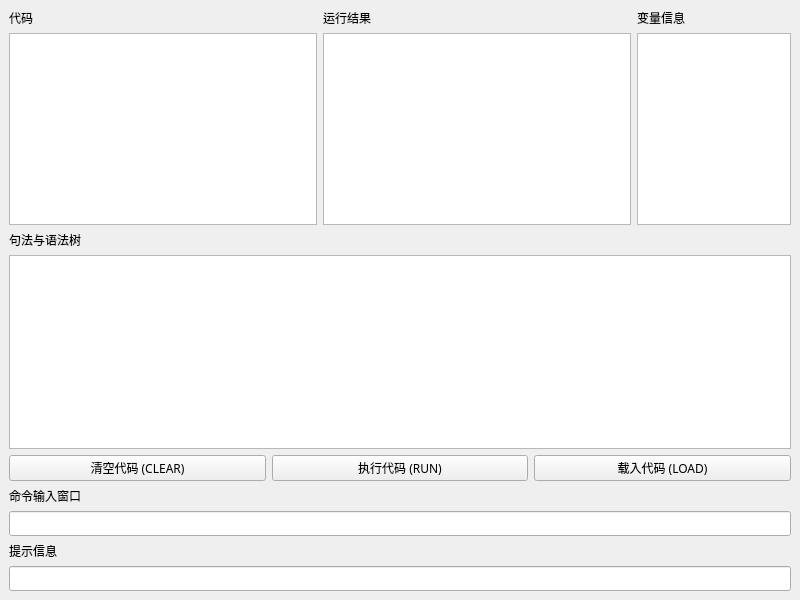
First picture: the form in SE2322_HighLevelDataStructure/20210327_minimalBasic/MainWindow.ui, repository echo-xiao9/SJTU-SE-Sophomore, before the edit.
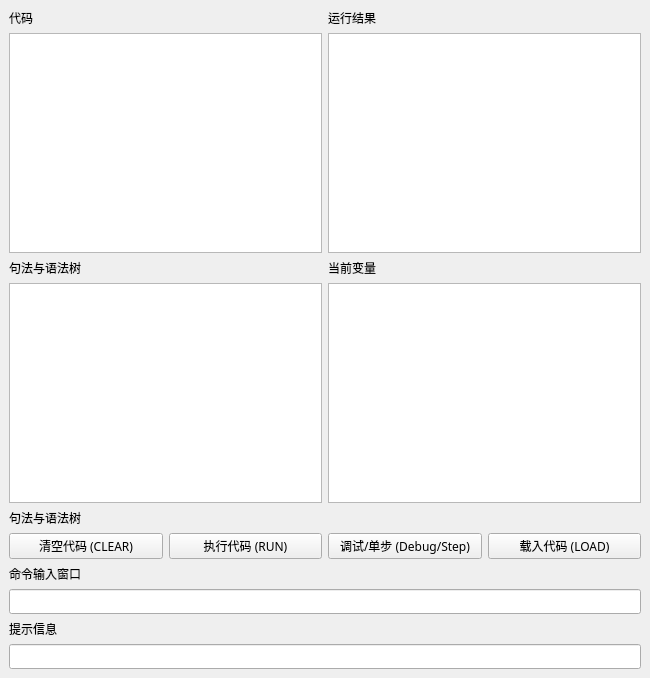
Second picture: the form after the edit.

The edit to the form file:
```diff
--- a/SE2322_HighLevelDataStructure/20210327_minimalBasic/MainWindow.ui
+++ b/SE2322_HighLevelDataStructure/20210327_minimalBasic/MainWindow.ui
@@ -6,8 +6,8 @@
    <rect>
     <x>0</x>
     <y>0</y>
-    <width>800</width>
-    <height>600</height>
+    <width>650</width>
+    <height>678</height>
    </rect>
   </property>
   <property name="font">
@@ -25,11 +25,11 @@
 	background:#333
 }</string>
    </property>
-   <layout class="QVBoxLayout" name="verticalLayout_5">
+   <layout class="QVBoxLayout" name="verticalLayout_4">
     <item>
      <layout class="QVBoxLayout" name="verticalLayout">
       <item>
-       <layout class="QHBoxLayout" name="horizontalLayout_3" stretch="2,2,1">
+       <layout class="QHBoxLayout" name="horizontalLayout_3" stretch="2,2">
         <item>
          <layout class="QVBoxLayout" name="verticalLayout_2">
           <item>
@@ -64,12 +64,36 @@
           </item>
          </layout>
         </item>
+       </layout>
+      </item>
+      <item>
+       <layout class="QHBoxLayout" name="horizontalLayout_11" stretch="0,0">
         <item>
-         <layout class="QVBoxLayout" name="verticalLayout_4" stretch="0,0">
+         <layout class="QVBoxLayout" name="verticalLayout_5">
+          <item>
+           <widget class="QLabel" name="syntaxLabel_2">
+            <property name="text">
+             <string>句法与语法树</string>
+            </property>
+           </widget>
+          </item>
+          <item>
+           <widget class="QTextBrowser" name="syntaxDisplayBroser">
+            <property name="font">
+             <font>
+              <family>Arial</family>
+             </font>
+            </property>
+           </widget>
+          </item>
+         </layout>
+        </item>
+        <item>
+         <layout class="QVBoxLayout" name="verticalLayout_7">
           <item>
            <widget class="QLabel" name="varLabel">
             <property name="text">
-             <string>变量信息</string>
+             <string>当前变量</string>
             </property>
            </widget>
           </item>
@@ -87,15 +111,6 @@
         </property>
        </widget>
       </item>
-      <item>
-       <widget class="QTextBrowser" name="syntaxDisplayBroser">
-        <property name="font">
-         <font>
-          <family>Arial</family>
-         </font>
-        </property>
-       </widget>
-      </item>
       <item>
        <layout class="QHBoxLayout" name="horizontalLayout">
         <item>
@@ -120,6 +135,13 @@
           </property>
          </widget>
         </item>
+        <item>
+         <widget class="QPushButton" name="pushButton">
+          <property name="text">
+           <string>调试/单步 (Debug/Step)</string>
+          </property>
+         </widget>
+        </item>
         <item>
          <widget class="QPushButton" name="loadButton">
           <property name="mouseTracking">
```
Left out of the diff: 2 changed lines with no effect on the pictures.
